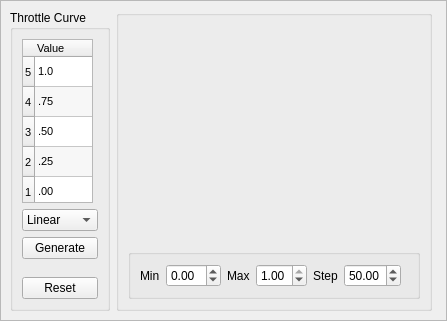
The window that ground/openpilotgcs/src/plugins/config/mixercurve.ui (openpilot/OpenPilot) describes before a commit, drawn with Qt 5.
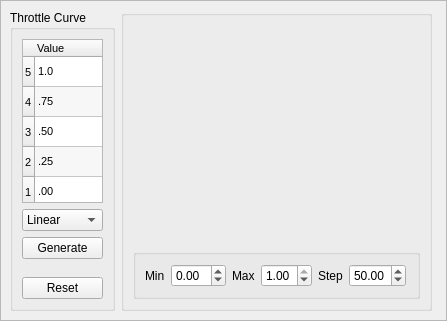
The same window after the commit. Custom widgets are drawn as their Qt base class.

Commit message: Bugfixes: spindelegate is online and fairly smart, knows min/max for curve; heli config is fully on board with integrated curve; custom vehicle now displays 10 channels in custom grid; mixercurve ui getting better;

What changed in the file:
```diff
--- a/ground/openpilotgcs/src/plugins/config/mixercurve.ui
+++ b/ground/openpilotgcs/src/plugins/config/mixercurve.ui
@@ -62,7 +62,7 @@
        <widget class="QGroupBox" name="CurveGroup">
         <property name="maximumSize">
          <size>
-          <width>100</width>
+          <width>150</width>
           <height>16777215</height>
          </size>
         </property>
@@ -74,7 +74,7 @@
           <widget class="QTableWidget" name="CurveSettings">
            <property name="maximumSize">
             <size>
-             <width>71</width>
+             <width>100</width>
              <height>200</height>
             </size>
            </property>
```
Left out of the diff: 1 changed line with no effect on the pictures. The commit also changes 5 other files.
